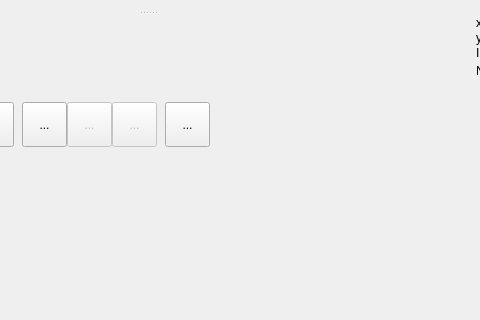
The window that MantidQt/SliceViewer/inc/MantidQtSliceViewer/SliceViewer.ui (mantidproject/mantid) describes before a commit, drawn with Qt 5; both pictures show x 318 to 798 and y 0 to 320 of the 931 by 676 pixel window.
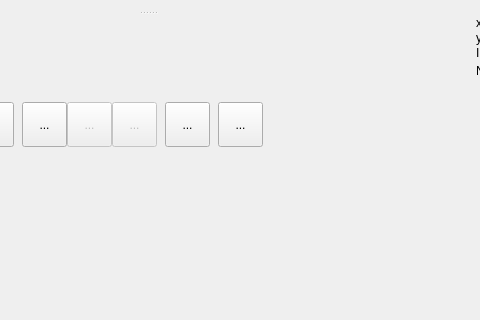
The same window after the commit. Icons and pictures are not drawn. Custom widgets are drawn as their Qt base class.

Commit message: Added initial NonOrthogonalSelect button Re #12110

What changed in the file:
```diff
--- a/MantidQt/SliceViewer/inc/MantidQtSliceViewer/SliceViewer.ui
+++ b/MantidQt/SliceViewer/inc/MantidQtSliceViewer/SliceViewer.ui
@@ -543,8 +543,79 @@
             </property>
            </widget>
           </item>
+           <item>
+             <spacer name="horizontalSpacer_6">
+               <property name="orientation">
+                 <enum>Qt::Horizontal</enum>
+               </property>
+               <property name="sizeType">
+                 <enum>QSizePolicy::Fixed</enum>
+               </property>
+               <property name="sizeHint" stdset="0">
+                 <size>
+                   <width>8</width>
+                   <height>8</height>
+                 </size>
+               </property>
+             </spacer>
+           </item>
+           <item>
+             <widget class="QToolButton" name="btnNonOrthogonalToggle">
+               <property name="enabled">
+                 <bool>true</bool>
+               </property>
+               <property name="minimumSize">
+                 <size>
+                   <width>45</width>
+                   <height>45</height>
+                 </size>
+               </property>
+               <property name="maximumSize">
+                 <size>
+                   <width>45</width>
+                   <height>45</height>
+                 </size>
+               </property>
+               <property name="toolTip">
+                 <string>NonOrthogonalView</string>
+               </property>
+               <property name="text">
+                 <string>...</string>
+               </property>
+               <property name="icon">
+                 <iconset resource="../../icons/SliceViewerIcons.qrc">
+                   <normaloff>:/SliceViewer/icons/Nonorthogonal 32x32.png</normaloff>:/SliceViewer/icons/Peak List 32x32.png
+                 </iconset>
+               </property>
+               <property name="iconSize">
+                 <size>
+                   <width>32</width>
+                   <height>32</height>
+                 </size>
+               </property>
+               <property name="checkable">
+                 <bool>true</bool>
+               </property>
+             </widget>
+           </item>
+           <item>
+             <spacer name="horizontalSpacer_7">
+               <property name="orientation">
+                 <enum>Qt::Horizontal</enum>
+               </property>
+               <property name="sizeType">
+                 <enum>QSizePolicy::Fixed</enum>
+               </property>
+               <property name="sizeHint" stdset="0">
+                 <size>
+                   <width>8</width>
+                   <height>8</height>
+                 </size>
+               </property>
+             </spacer>
+           </item>
           <item>
-           <spacer name="horizontalSpacer_6">
+           <spacer name="horizontalSpacer_8">
             <property name="orientation">
              <enum>Qt::Horizontal</enum>
             </property>
```
The commit also changes 5 other files.
